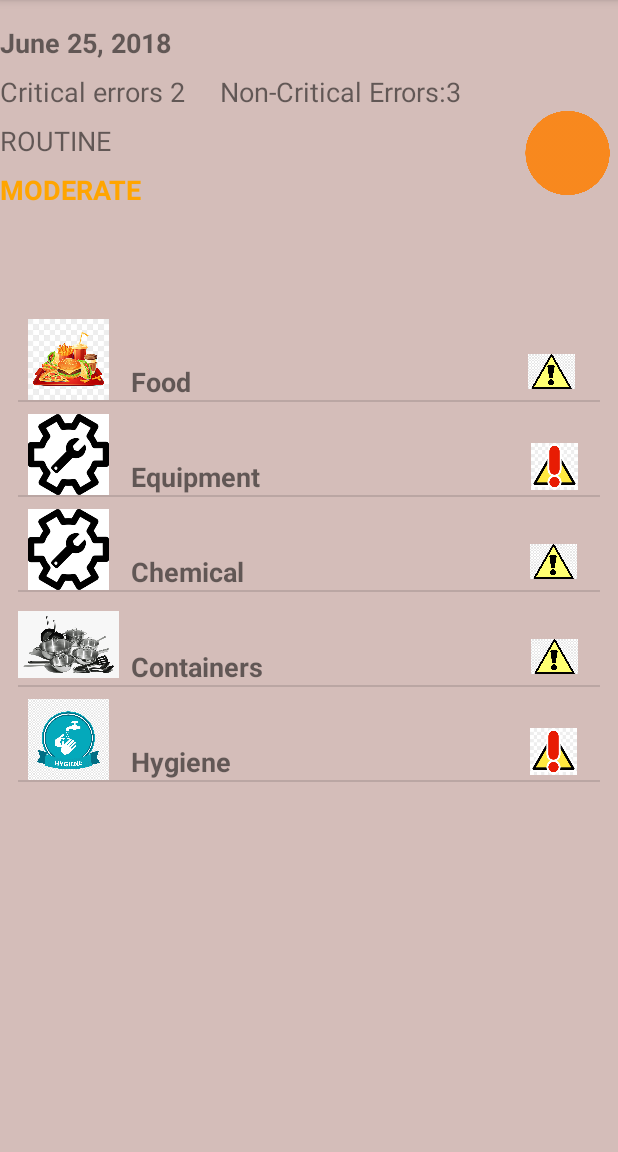
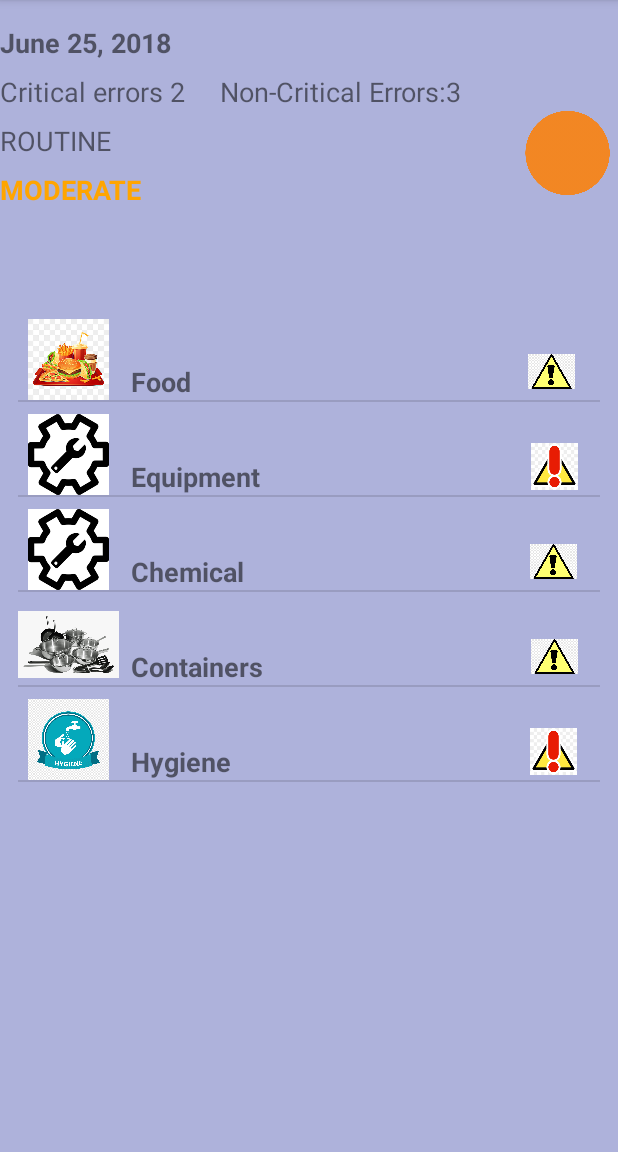
Before and after one commit to zjessicali/RestaurantInspections, an Android app: the InspectionDetail screen opened directly, with no data from a screen before it, on a phone screen of 412 x 824 dp, the part 84-1236 px from its top. Run offline under Robolectric (Android 15) with nearby library versions, the phone set to English and light mode, and no system bars; Roboto replaces fonts that are not available here.

```diff
--- a/app/src/main/res/layout/activity_story3.xml
+++ b/app/src/main/res/layout/activity_story3.xml
@@ -6,7 +6,7 @@
     android:id="@+id/Screen3color"
     android:layout_height="match_parent"
     tools:context=".ui.InspectionDetail"
-    android:background="#d4bdb9"
+    android:background="#aeb2db"
     >
 
     <TextView
```
